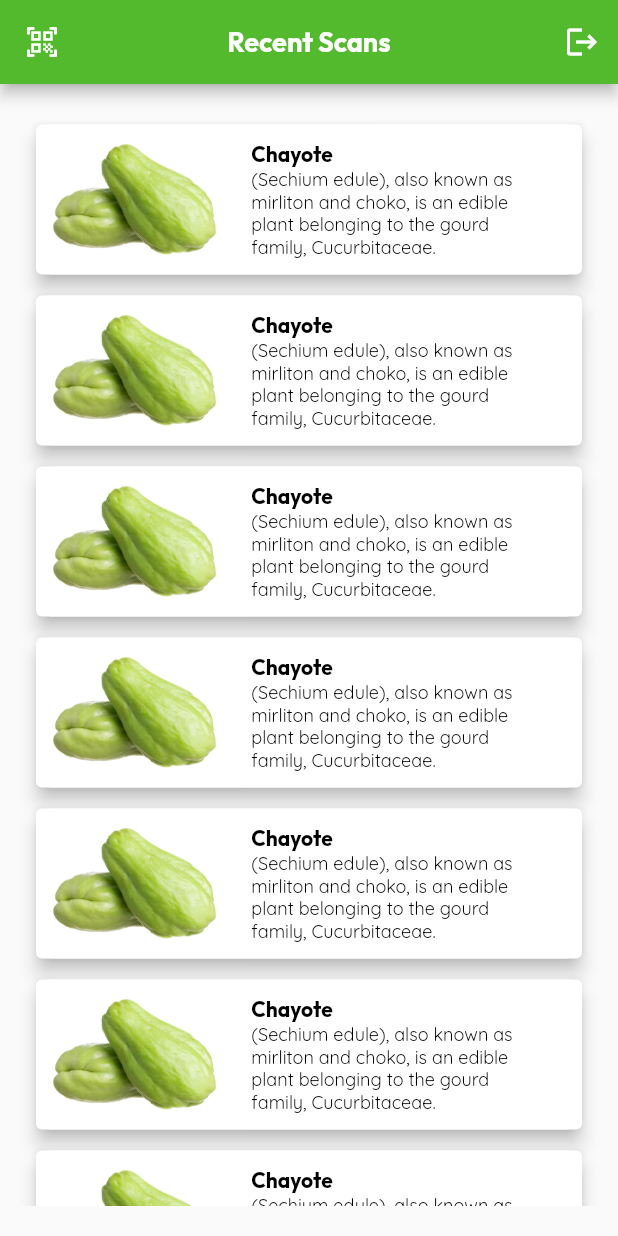
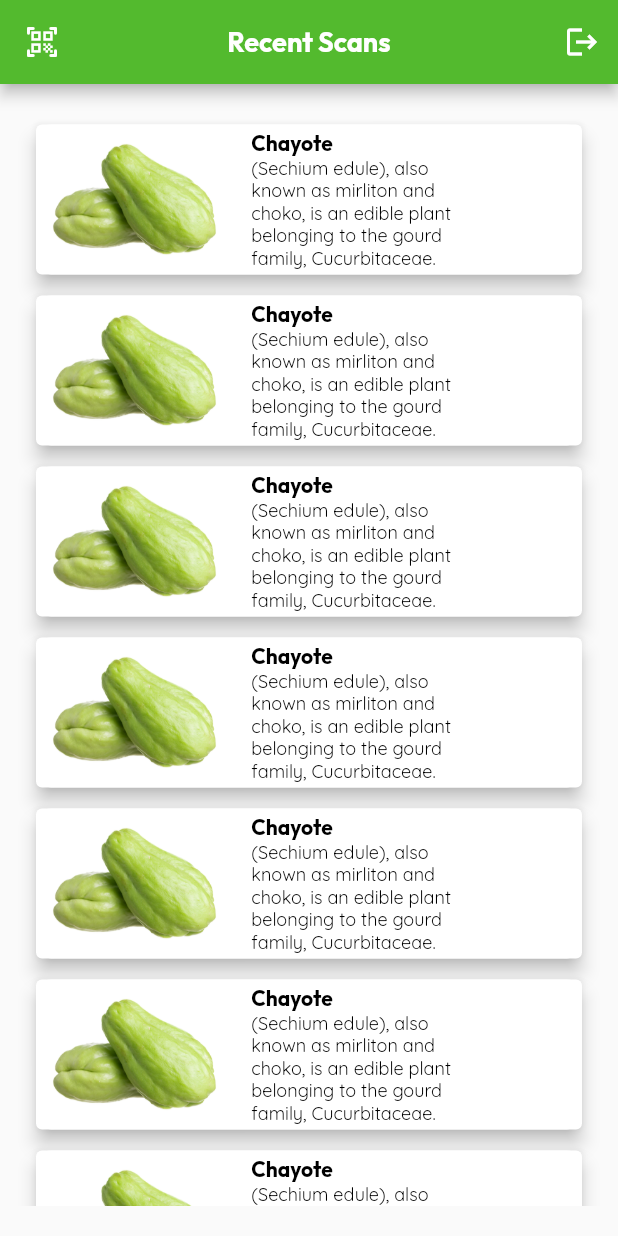
Before and after one commit to Lans12345/vegetable_scanner, a Flutter app: the HomeScreen screen opened directly, on a phone screen of 412 x 824 dp. Run offline on Flutter 3.47's test engine with Material 2 defaults, Android fonts, the phone set to English and light mode, and no system bars; our stand-ins replace fluttertoast, get_storage; missing offline and left inert: cloud_firestore_web, firebase_auth_web, firebase_core_web, firebase_storage_web, image_picker_for_web; accounts and stored records are empty.

Commit message:
fixed overflow

```diff
--- a/lib/screens/home_screen.dart
+++ b/lib/screens/home_screen.dart
@@ -55,14 +55,14 @@ class HomeScreen extends StatelessWidget {
                           ],
                         ));
               }),
-              icon: Icon(
+              icon: const Icon(
                 Icons.logout,
                 color: Colors.white,
               )),
         ],
         leading: IconButton(
             onPressed: (() {}),
-            icon: Icon(
+            icon: const Icon(
               Icons.qr_code_scanner_rounded,
               color: Colors.white,
             )),
@@ -83,6 +83,11 @@ class HomeScreen extends StatelessWidget {
                     child: Card(
                       elevation: 5,
                       child: Container(
+                        width: double.infinity,
+                        height: 100,
+                        decoration: BoxDecoration(
+                            borderRadius: BorderRadius.circular(10),
+                            color: Colors.white),
                         child: Row(
                           children: [
                             Image.asset('assets/images/sample1.png'),
@@ -98,7 +103,7 @@ class HomeScreen extends StatelessWidget {
                                     fontSize: 14,
                                     color: Colors.black),
                                 SizedBox(
-                                  width: 180,
+                                  width: 150,
                                   child: TextRegular(
                                       text:
                                           '(Sechium edule), also known as mirliton and choko, is an edible plant belonging to the gourd family, Cucurbitaceae. ',
@@ -109,11 +114,6 @@ class HomeScreen extends StatelessWidget {
                             ),
                           ],
                         ),
-                        width: double.infinity,
-                        height: 100,
-                        decoration: BoxDecoration(
-                            borderRadius: BorderRadius.circular(10),
-                            color: Colors.white),
                       ),
                     ),
                   ),
```
